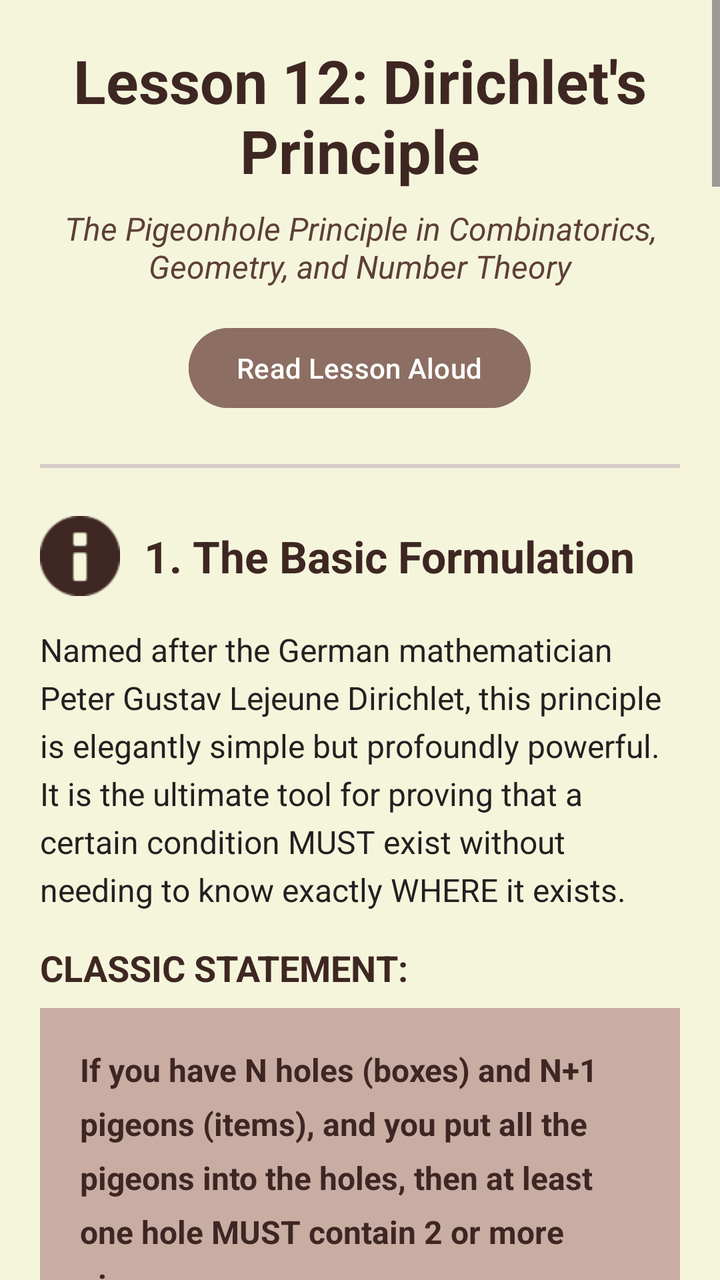
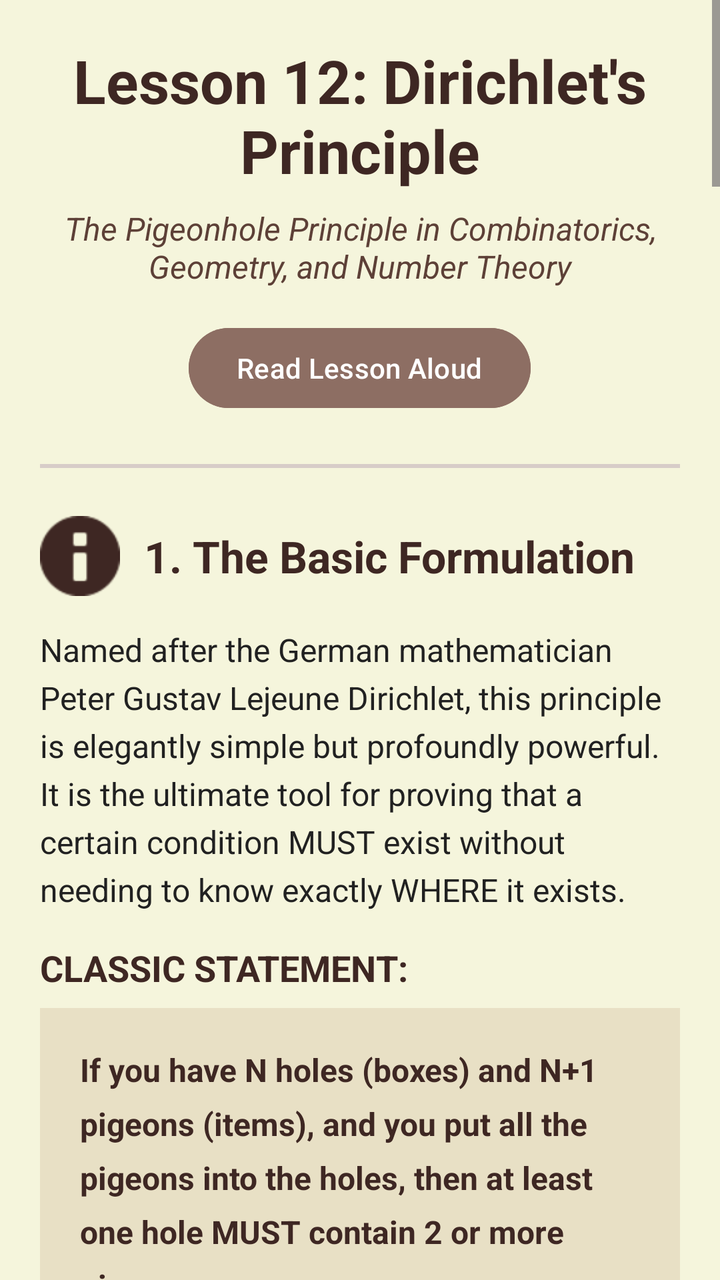

Compare the two renders of this Android layout. The source of the first and the diff that turns it into the second are given below.
<!-- AndroidManifest.xml: application theme Theme.OlympMathMentor -->
<!-- res/layout/activity_lesson12.xml -->
<?xml version="1.0" encoding="utf-8"?>
<ScrollView
    xmlns:android="http://schemas.android.com/apk/res/android"
    xmlns:app="http://schemas.android.com/apk/res-auto"
    android:layout_width="match_parent"
    android:layout_height="match_parent"
    android:background="#F5F5DC">

    <LinearLayout
        android:layout_width="match_parent"
        android:layout_height="wrap_content"
        android:orientation="vertical"
        android:padding="20dp">

        <TextView
            android:id="@+id/tvTitle"
            android:layout_width="match_parent"
            android:layout_height="wrap_content"
            android:text="Lesson 12: Dirichlet's Principle"
            android:textSize="30sp"
            android:textStyle="bold"
            android:textColor="#3E2723"
            android:layout_marginBottom="8dp"
            android:gravity="center" />

        <TextView
            android:id="@+id/tvSubtitle"
            android:layout_width="match_parent"
            android:layout_height="wrap_content"
            android:text="The Pigeonhole Principle in Combinatorics, Geometry, and Number Theory"
            android:textSize="16sp"
            android:textColor="#5D4037"
            android:layout_marginBottom="16dp"
            android:gravity="center"
            android:textStyle="italic" />

        <Button
            android:id="@+id/btnReadLesson"
            android:layout_width="wrap_content"
            android:layout_height="wrap_content"
            android:layout_gravity="center"
            android:text="Read Lesson Aloud"
            android:backgroundTint="#8D6E63"
            android:textColor="#FFFFFF"
            android:layout_marginBottom="24dp" />

        <View
            android:layout_width="match_parent"
            android:layout_height="2dp"
            android:background="#D7CCC8"
            android:layout_marginBottom="24dp" />

        <LinearLayout
            android:layout_width="match_parent"
            android:layout_height="wrap_content"
            android:orientation="horizontal"
            android:gravity="center_vertical"
            android:layout_marginBottom="16dp">

            <ImageView
                android:layout_width="40dp"
                android:layout_height="40dp"
                android:src="@android:drawable/ic_dialog_info"
                app:tint="#3E2723"
                android:layout_marginEnd="12dp" />

            <TextView
                android:id="@+id/tvSec1Title"
                android:layout_width="match_parent"
                android:layout_height="wrap_content"
                android:text="1. The Basic Formulation"
                android:textSize="22sp"
                android:textStyle="bold"
                android:textColor="#3E2723" />
        </LinearLayout>

        <TextView
            android:id="@+id/tvSec1Text"
            android:layout_width="match_parent"
            android:layout_height="wrap_content"
            android:text="Named after the German mathematician Peter Gustav Lejeune Dirichlet, this principle is elegantly simple but profoundly powerful. It is the ultimate tool for proving that a certain condition MUST exist without needing to know exactly WHERE it exists."
            android:textColor="#212121"
            android:textSize="16sp"
            android:lineSpacingExtra="5dp"
            android:layout_marginBottom="16dp" />

        <TextView
            android:id="@+id/tvSec1RuleTitle"
            android:layout_width="match_parent"
            android:layout_height="wrap_content"
            android:text="CLASSIC STATEMENT:"
            android:textSize="18sp"
            android:textStyle="bold"
            android:textColor="#3E2723"
            android:layout_marginBottom="8dp" />

        <TextView
            android:id="@+id/tvSec1RuleText"
            android:layout_width="match_parent"
            android:layout_height="wrap_content"
            android:text="If you have N holes (boxes) and N+1 pigeons (items), and you put all the pigeons into the holes, then at least one hole MUST contain 2 or more pigeons."
            android:textSize="16sp"
            android:textStyle="bold"
            android:textColor="#3E2723"
            android:background="#C9ADA3"
            android:padding="20dp"
            android:lineSpacingExtra="8dp"
            android:layout_marginBottom="24dp" />

        <View
            android:layout_width="match_parent"
            android:layout_height="1dp"
            android:background="#D7CCC8"
            android:layout_marginBottom="24dp" />

        <LinearLayout
            android:layout_width="match_parent"
            android:layout_height="wrap_content"
            android:orientation="horizontal"
            android:gravity="center_vertical"
            android:layout_marginBottom="16dp">

            <ImageView
                android:layout_width="40dp"
                android:layout_height="40dp"
                android:src="@android:drawable/ic_menu_sort_by_size"
                app:tint="#3E2723"
                android:layout_marginEnd="12dp" />

            <TextView
                android:id="@+id/tvSec2Title"
                android:layout_width="match_parent"
                android:layout_height="wrap_content"
                android:text="2. The Generalized Principle"
                android:textSize="22sp"
                android:textStyle="bold"
                android:textColor="#3E2723" />
        </LinearLayout>

        <TextView
            android:id="@+id/tvSec2Text1"
            android:layout_width="match_parent"
            android:layout_height="wrap_content"
            android:text="What happens if we have many more pigeons than holes? The principle scales up perfectly."
            android:textColor="#212121"
            android:textSize="16sp"
            android:lineSpacingExtra="5dp"
            android:layout_marginBottom="16dp" />

        <TextView
            android:id="@+id/tvSec2Text2"
            android:layout_width="match_parent"
            android:layout_height="wrap_content"
            android:text="GENERAL RULE:\nIf you distribute (N × k + 1) items into N boxes, then at least one box is guaranteed to contain at least (k + 1) items."
            android:textColor="#212121"
            android:textSize="16sp"
            android:background="#BBDEFB"
            android:padding="16dp"
            android:textStyle="bold"
            android:lineSpacingExtra="6dp"
            android:layout_marginBottom="16dp" />

        <TextView
            android:id="@+id/tvSec2Text3"
            android:layout_width="match_parent"
            android:layout_height="wrap_content"
            android:text="Example: If you have 100 pigeons and 9 holes. Here N=9. We can write 100 as (9 × 11 + 1). Thus, k=11. At least one hole must contain k+1 = 12 pigeons!"
            android:textColor="#424242"
            android:textSize="15sp"
            android:lineSpacingExtra="4dp"
            android:layout_marginBottom="24dp" />

        <View
            android:layout_width="match_parent"
            android:layout_height="1dp"
            android:background="#D7CCC8"
            android:layout_marginBottom="24dp" />

        <TextView
            android:id="@+id/tvSec3Title"
            android:layout_width="match_parent"
            android:layout_height="wrap_content"
            android:text="3. Geometric Dirichlet"
            android:textSize="22sp"
            android:textStyle="bold"
            android:textColor="#3E2723"
            android:layout_marginBottom="16dp" />

        <TextView
            android:id="@+id/tvSec3Text1"
            android:layout_width="match_parent"
            android:layout_height="wrap_content"
            android:text="Dirichlet's principle is widely used in Geometry to prove that points must be close to each other. The 'holes' become geometric regions, and the 'pigeons' are points."
            android:textColor="#212121"
            android:textSize="16sp"
            android:lineSpacingExtra="5dp"
            android:layout_marginBottom="16dp" />

        <TextView
            android:id="@+id/tvSec3Text2"
            android:layout_width="match_parent"
            android:layout_height="wrap_content"
            android:text="Strategy:\nTo prove that out of N points in a shape, 2 points are closer than distance D, you must divide the shape into N-1 smaller regions. By Dirichlet, one region gets 2 points. Then prove the max distance inside that small region is D."
            android:textSize="16sp"
            android:textStyle="bold"
            android:textColor="#5D4037"
            android:background="#FCE4EC"
            android:padding="16dp"
            android:lineSpacingExtra="6dp"
            android:layout_marginBottom="24dp" />

        <View
            android:layout_width="match_parent"
            android:layout_height="1dp"
            android:background="#D7CCC8"
            android:layout_marginBottom="24dp" />

        <TextView
            android:id="@+id/tvSec4Title"
            android:layout_width="match_parent"
            android:layout_height="wrap_content"
            android:text="4. Number Theory &amp; Remainders"
            android:textSize="22sp"
            android:textStyle="bold"
            android:textColor="#3E2723"
            android:layout_marginBottom="16dp" />

        <TextView
            android:id="@+id/tvSec4Text1"
            android:layout_width="match_parent"
            android:layout_height="wrap_content"
            android:text="When dividing any number by N, there are exactly N possible remainders (0, 1, 2, ..., N-1). These remainders act as our 'Holes'. If we pick N+1 random numbers (our 'Pigeons'), Dirichlet guarantees that at least two numbers will have the EXACT same remainder."
            android:textColor="#212121"
            android:textSize="16sp"
            android:lineSpacingExtra="5dp"
            android:layout_marginBottom="16dp" />

        <TextView
            android:id="@+id/tvSec4Text2"
            android:layout_width="match_parent"
            android:layout_height="wrap_content"
            android:text="Crucial Olympiad Fact:\nIf two numbers have the same remainder when divided by N, their DIFFERENCE is perfectly divisible by N."
            android:textSize="16sp"
            android:textStyle="bold"
            android:textColor="#2E7D32"
            android:background="#C8E6C9"
            android:padding="16dp"
            android:lineSpacingExtra="6dp"
            android:layout_marginBottom="32dp" />

        <TextView
            android:id="@+id/tvMasterTitle"
            android:layout_width="match_parent"
            android:layout_height="wrap_content"
            android:text="Masterclass: Advanced Problem Solving"
            android:textSize="24sp"
            android:textStyle="bold"
            android:textColor="#3E2723"
            android:layout_marginBottom="24dp"
            android:gravity="center" />

        <LinearLayout
            android:layout_width="match_parent"
            android:layout_height="wrap_content"
            android:orientation="vertical"
            android:background="#F5F5F5"
            android:padding="16dp"
            android:layout_marginBottom="20dp"
            android:elevation="2dp">

            <TextView
                android:id="@+id/tvProb1Title"
                android:layout_width="match_parent"
                android:layout_height="wrap_content"
                android:text="Problem 1: The Blind Draw"
                android:textSize="18sp"
                android:textStyle="bold"
                android:textColor="#D32F2F"
                android:layout_marginBottom="8dp" />

            <TextView
                android:id="@+id/tvProb1Q"
                android:layout_width="match_parent"
                android:layout_height="wrap_content"
                android:text="Question: A drawer contains 10 Black socks, 12 Blue socks, and 14 White socks. In complete darkness, what is the minimum number of socks you must pull out to guarantee you have a matching pair?"
                android:textColor="#212121"
                android:textSize="16sp"
                android:lineSpacingExtra="4dp"
                android:layout_marginBottom="12dp" />

            <TextView
                android:id="@+id/tvProb1S1"
                android:layout_width="match_parent"
                android:layout_height="wrap_content"
                android:text="Step 1: Identify the 'Holes'. The holes are the COLORS. There are 3 holes (Black, Blue, White)."
                android:textColor="#424242"
                android:textSize="15sp"
                android:layout_marginBottom="6dp" />

            <TextView
                android:id="@+id/tvProb1S2"
                android:layout_width="match_parent"
                android:layout_height="wrap_content"
                android:text="Step 2: Identify the goal. We need 2 pigeons in any single hole."
                android:textColor="#424242"
                android:textSize="15sp"
                android:layout_marginBottom="6dp" />

            <TextView
                android:id="@+id/tvProb1S3"
                android:layout_width="match_parent"
                android:layout_height="wrap_content"
                android:text="Step 3: What is the worst-case scenario? The worst luck is pulling 1 Black, 1 Blue, and 1 White. You pulled 3 socks, but have no pair."
                android:textColor="#424242"
                android:textSize="15sp"
                android:layout_marginBottom="6dp" />

            <TextView
                android:id="@+id/tvProb1S4"
                android:layout_width="match_parent"
                android:layout_height="wrap_content"
                android:text="Step 4: The very next sock (the 4th one) MUST be Black, Blue, or White. Since you already have one of each, it guarantees a pair!"
                android:textColor="#424242"
                android:textSize="15sp"
                android:textStyle="bold"
                android:layout_marginBottom="6dp" />

            <TextView
                android:id="@+id/tvProb1Ans"
                android:layout_width="match_parent"
                android:layout_height="wrap_content"
                android:text="Answer: You must pull 4 socks. (N=3, target is N+1)."
                android:textColor="#B71C1C"
                android:textStyle="bold"
                android:textSize="16sp"
                android:layout_marginTop="8dp" />
        </LinearLayout>

        <LinearLayout
            android:layout_width="match_parent"
            android:layout_height="wrap_content"
            android:orientation="vertical"
            android:background="#F5F5F5"
            android:padding="16dp"
            android:layout_marginBottom="20dp"
            android:elevation="2dp">

            <TextView
                android:id="@+id/tvProb2Title"
                android:layout_width="match_parent"
                android:layout_height="wrap_content"
                android:text="Problem 2: The Left/Right Glove Trap"
                android:textSize="18sp"
                android:textStyle="bold"
                android:textColor="#1565C0"
                android:layout_marginBottom="8dp" />

            <TextView
                android:id="@+id/tvProb2Q"
                android:layout_width="match_parent"
                android:layout_height="wrap_content"
                android:text="Question: A box has 10 Left gloves and 10 Right gloves (all identical in color). What is the minimum number to draw to guarantee a valid pair (one Left and one Right)?"
                android:textColor="#212121"
                android:textSize="16sp"
                android:lineSpacingExtra="4dp"
                android:layout_marginBottom="12dp" />

            <TextView
                android:id="@+id/tvProb2S1"
                android:layout_width="match_parent"
                android:layout_height="wrap_content"
                android:text="Step 1: Gloves are DIFFERENT from socks because they are chiral (Left vs Right). You can't just match any two."
                android:textColor="#424242"
                android:textSize="15sp"
                android:layout_marginBottom="6dp" />

            <TextView
                android:id="@+id/tvProb2S2"
                android:layout_width="match_parent"
                android:layout_height="wrap_content"
                android:text="Step 2: Think of the absolute worst-case scenario. You keep drawing gloves, but you are incredibly unlucky."
                android:textColor="#424242"
                android:textSize="15sp"
                android:layout_marginBottom="6dp" />

            <TextView
                android:id="@+id/tvProb2S3"
                android:layout_width="match_parent"
                android:layout_height="wrap_content"
                android:text="Step 3: The worst case is drawing ALL 10 Left gloves in a row! You have 10 gloves, but 0 pairs."
                android:textColor="#424242"
                android:textSize="15sp"
                android:textStyle="italic"
                android:layout_marginBottom="6dp" />

            <TextView
                android:id="@+id/tvProb2S4"
                android:layout_width="match_parent"
                android:layout_height="wrap_content"
                android:text="Step 4: Now, the box ONLY contains Right gloves. The very next draw (the 11th glove) MUST be a Right glove. It will finally match with one of your 10 Left gloves."
                android:textColor="#424242"
                android:textSize="15sp"
                android:layout_marginBottom="6dp" />

            <TextView
                android:id="@+id/tvProb2Ans"
                android:layout_width="match_parent"
                android:layout_height="wrap_content"
                android:text="Answer: You must draw 11 gloves."
                android:textColor="#2E7D32"
                android:textStyle="bold"
                android:textSize="16sp"
                android:layout_marginTop="8dp" />
        </LinearLayout>

        <LinearLayout
            android:layout_width="match_parent"
            android:layout_height="wrap_content"
            android:orientation="vertical"
            android:background="#F5F5F5"
            android:padding="16dp"
            android:layout_marginBottom="20dp"
            android:elevation="2dp">

            <TextView
                android:id="@+id/tvProb3Title"
                android:layout_width="match_parent"
                android:layout_height="wrap_content"
                android:text="Problem 3: The Social Network"
                android:textSize="18sp"
                android:textStyle="bold"
                android:textColor="#E65100"
                android:layout_marginBottom="8dp" />

            <TextView
                android:id="@+id/tvProb3Q"
                android:layout_width="match_parent"
                android:layout_height="wrap_content"
                android:text="Question: At a party of N people (N ≥ 2), prove that there are ALWAYS two people who have the exact same number of friends at the party. (Friendship is mutual)."
                android:textColor="#212121"
                android:textSize="16sp"
                android:lineSpacingExtra="4dp"
                android:layout_marginBottom="12dp" />

            <TextView
                android:id="@+id/tvProb3S1"
                android:layout_width="match_parent"
                android:layout_height="wrap_content"
                android:text="Step 1: The 'Holes' are the possible number of friends. For N people, a person can have 0, 1, 2, ..., up to N-1 friends. That is N possible holes."
                android:textColor="#424242"
                android:textSize="15sp"
                android:layout_marginBottom="6dp" />

            <TextView
                android:id="@+id/tvProb3S2"
                android:layout_width="match_parent"
                android:layout_height="wrap_content"
                android:text="Step 2: The 'Pigeons' are the N people."
                android:textColor="#424242"
                android:textSize="15sp"
                android:layout_marginBottom="6dp" />

            <TextView
                android:id="@+id/tvProb3S3"
                android:layout_width="match_parent"
                android:layout_height="wrap_content"
                android:text="Step 3: But wait! Can the '0 friends' hole and the 'N-1 friends' hole be occupied at the SAME time?"
                android:textColor="#424242"
                android:textSize="15sp"
                android:textStyle="italic"
                android:layout_marginBottom="6dp" />

            <TextView
                android:id="@+id/tvProb3S4"
                android:layout_width="match_parent"
                android:layout_height="wrap_content"
                android:text="Step 4: No! If someone has N-1 friends, they are friends with EVERYONE. Therefore, NO ONE can have 0 friends. Thus, the holes '0' and 'N-1' are mutually exclusive."
                android:textColor="#424242"
                android:textSize="15sp"
                android:layout_marginBottom="6dp" />

            <TextView
                android:id="@+id/tvProb3S5"
                android:layout_width="match_parent"
                android:layout_height="wrap_content"
                android:text="Step 5: This means there are actually only N-1 available holes for our N pigeons. By Dirichlet, 2 people MUST fall into the same hole."
                android:textColor="#424242"
                android:textSize="15sp"
                android:layout_marginBottom="6dp" />

            <TextView
                android:id="@+id/tvProb3Ans"
                android:layout_width="match_parent"
                android:layout_height="wrap_content"
                android:text="Answer: It is mathematically guaranteed. Two people always have the same number of friends."
                android:textColor="#2E7D32"
                android:textStyle="bold"
                android:textSize="16sp"
                android:layout_marginTop="8dp" />
        </LinearLayout>

        <LinearLayout
            android:layout_width="match_parent"
            android:layout_height="wrap_content"
            android:orientation="vertical"
            android:background="#F5F5F5"
            android:padding="16dp"
            android:layout_marginBottom="20dp"
            android:elevation="2dp">

            <TextView
                android:id="@+id/tvProb4Title"
                android:layout_width="match_parent"
                android:layout_height="wrap_content"
                android:text="Problem 4: Points in a Square"
                android:textSize="18sp"
                android:textStyle="bold"
                android:textColor="#4A148C"
                android:layout_marginBottom="8dp" />

            <TextView
                android:id="@+id/tvProb4Q"
                android:layout_width="match_parent"
                android:layout_height="wrap_content"
                android:text="Question: 5 points are placed randomly inside a 2x2 square. Prove that at least two points are at a distance of √2 or less from each other."
                android:textColor="#212121"
                android:textSize="16sp"
                android:lineSpacingExtra="4dp"
                android:layout_marginBottom="12dp" />

            <TextView
                android:id="@+id/tvProb4S1"
                android:layout_width="match_parent"
                android:layout_height="wrap_content"
                android:text="Step 1: Pigeons = 5 points."
                android:textColor="#424242"
                android:textSize="15sp"
                android:layout_marginBottom="6dp" />

            <TextView
                android:id="@+id/tvProb4S2"
                android:layout_width="match_parent"
                android:layout_height="wrap_content"
                android:text="Step 2: We need 4 holes. Let's divide the 2x2 square into four smaller 1x1 squares."
                android:textColor="#424242"
                android:textSize="15sp"
                android:layout_marginBottom="6dp" />

            <TextView
                android:id="@+id/tvProb4S3"
                android:layout_width="match_parent"
                android:layout_height="wrap_content"
                android:text="Step 3: By Dirichlet, since we have 5 points and 4 regions, at least one 1x1 square must contain 2 points."
                android:textColor="#424242"
                android:textSize="15sp"
                android:layout_marginBottom="6dp" />

            <TextView
                android:id="@+id/tvProb4S4"
                android:layout_width="match_parent"
                android:layout_height="wrap_content"
                android:text="Step 4: What is the maximum possible distance between any two points inside a 1x1 square? It's the diagonal!"
                android:textColor="#424242"
                android:textSize="15sp"
                android:textStyle="italic"
                android:layout_marginBottom="6dp" />

            <TextView
                android:id="@+id/tvProb4S5"
                android:layout_width="match_parent"
                android:layout_height="wrap_content"
                android:text="Step 5: By Pythagorean theorem, diagonal = √(1² + 1²) = √2. So they cannot be further apart than √2."
                android:textColor="#424242"
                android:textSize="15sp"
                android:layout_marginBottom="6dp" />

            <TextView
                android:id="@+id/tvProb4Ans"
                android:layout_width="match_parent"
                android:layout_height="wrap_content"
                android:text="Answer: Proved! Geometry + Dirichlet is beautiful."
                android:textColor="#2E7D32"
                android:textStyle="bold"
                android:textSize="16sp"
                android:layout_marginTop="8dp" />
        </LinearLayout>

        <Button
            android:id="@+id/btnGoToTest12"
            android:layout_width="match_parent"
            android:layout_height="70dp"
            android:text="TAKE TEST 12"
            android:textStyle="bold"
            android:textSize="22sp"
            app:backgroundTint="#E6EE9C"
            android:textColor="#3E2723"
            android:elevation="6dp"
            android:layout_marginTop="10dp"
            android:layout_marginBottom="20dp" />

    </LinearLayout>
</ScrollView>
<!-- resources referenced by this layout -->
<resources>
  <style name="Theme.OlympMathMentor" parent="Base.Theme.OlympMathMentor" />
  <style name="Base.Theme.OlympMathMentor" parent="Theme.Material3.DayNight.NoActionBar">
          <item name="colorPrimary">@color/soft_beige</item>
  
          <item name="android:statusBarColor">@color/soft_beige</item>
  
          <item name="android:windowLightStatusBar">true</item>
      </style>
  <color name="soft_beige">#EFEBE9</color>
</resources>

<!-- the commit's change to res/layout/activity_lesson12.xml (unified diff, before → after) -->
@@ -102,7 +102,7 @@
             android:textSize="16sp"
             android:textStyle="bold"
             android:textColor="#3E2723"
-            android:background="#C9ADA3"
+            android:background="#E8E0C5"
             android:padding="20dp"
             android:lineSpacingExtra="8dp"
             android:layout_marginBottom="24dp" />
@@ -154,7 +154,7 @@
             android:text="GENERAL RULE:\nIf you distribute (N × k + 1) items into N boxes, then at least one box is guaranteed to contain at least (k + 1) items."
             android:textColor="#212121"
             android:textSize="16sp"
-            android:background="#BBDEFB"
+            android:background="#E8E0C5"
             android:padding="16dp"
             android:textStyle="bold"
             android:lineSpacingExtra="6dp"
@@ -173,7 +173,7 @@
         <View
             android:layout_width="match_parent"
             android:layout_height="1dp"
-            android:background="#D7CCC8"
+            android:background="#E8E0C5"
             android:layout_marginBottom="24dp" />
 
         <TextView
@@ -204,7 +204,7 @@
             android:textSize="16sp"
             android:textStyle="bold"
             android:textColor="#5D4037"
-            android:background="#FCE4EC"
+            android:background="#E8E0C5"
             android:padding="16dp"
             android:lineSpacingExtra="6dp"
             android:layout_marginBottom="24dp" />
@@ -212,7 +212,7 @@
         <View
             android:layout_width="match_parent"
             android:layout_height="1dp"
-            android:background="#D7CCC8"
+            android:background="#E8E0C5"
             android:layout_marginBottom="24dp" />
 
         <TextView
@@ -243,7 +243,7 @@
             android:textSize="16sp"
             android:textStyle="bold"
             android:textColor="#2E7D32"
-            android:background="#C8E6C9"
+            android:background="#E8E0C5"
             android:padding="16dp"
             android:lineSpacingExtra="6dp"
             android:layout_marginBottom="32dp" />
@@ -592,8 +592,8 @@
             android:text="TAKE TEST 12"
             android:textStyle="bold"
             android:textSize="22sp"
-            app:backgroundTint="#E6EE9C"
-            android:textColor="#3E2723"
+            app:backgroundTint="#8D6E63"
+            android:textColor="#FFFFFF"
             android:elevation="6dp"
             android:layout_marginTop="10dp"
             android:layout_marginBottom="20dp" />
